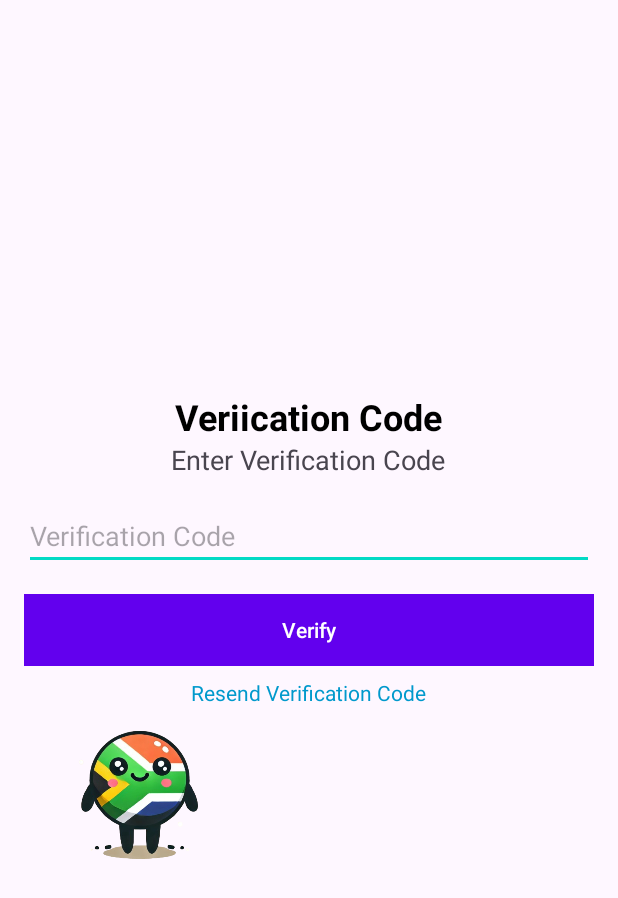
After one commit to thekayd/GoGovApp, an Android app built with Jetpack Compose: the VerifyEmailActivity screen opened directly, with no data from a screen before it, on a phone screen of 412 x 824 dp. The commit adds this screen. Shown: the top 898 px of the screen. Run offline under Robolectric (Android 15) with nearby library versions, the phone set to English and light mode, and no system bars; our stand-ins replace sdp/ssp sizes; Roboto replaces fonts that are not available here.

Commit message:
Feat: Created the Verification page and added MFA to sign up page

```diff
--- /dev/null
+++ b/app/src/main/java/com/kayodedaniel/gogovmobile/activities/VerifyEmailActivity.kt
@@ -0,0 +1,71 @@
+package com.kayodedaniel.gogovmobile.activities
+
+import android.content.Intent
+import android.os.Bundle
+import android.widget.Button
+import android.widget.EditText
+import android.widget.TextView
+import android.widget.Toast
+import androidx.appcompat.app.AppCompatActivity
+import com.kayodedaniel.gogovmobile.R
+import kotlinx.coroutines.CoroutineScope
+import kotlinx.coroutines.Dispatchers
+import kotlinx.coroutines.launch
+import kotlinx.coroutines.withContext
+
+class VerifyEmailActivity : AppCompatActivity() {
+
+    private lateinit var verificationCode: String
+    private lateinit var email: String // Pass this from SignUpActivity
+
+    override fun onCreate(savedInstanceState: Bundle?) {
+        super.onCreate(savedInstanceState)
+        setContentView(R.layout.activity_verify_email)
+
+        // Retrieve the verification code and email from SignUpActivity
+        verificationCode = intent.getStringExtra("VERIFICATION_CODE") ?: ""
+        email = intent.getStringExtra("EMAIL") ?: ""
+
+        val codeInput = findViewById<EditText>(R.id.inputVerificationCode)
+        val verifyButton = findViewById<Button>(R.id.buttonVerify)
+        val resendButton = findViewById<TextView>(R.id.buttonResend)
+
+        verifyButton.setOnClickListener {
+            val enteredCode = codeInput.text.toString().trim()
+            if (enteredCode == verificationCode) {
+                Toast.makeText(this, "Verification Successful!", Toast.LENGTH_SHORT).show()
+                navigateToSignIn()
+            } else {
+                Toast.makeText(this, "Invalid Verification Code", Toast.LENGTH_SHORT).show()
+            }
+        }
+
+        resendButton.setOnClickListener {
+            resendVerificationCode()
+        }
+    }
+
+    private fun navigateToSignIn() {
+        val intent = Intent(this, SignInActivity::class.java)
+        startActivity(intent)
+        finish()
+    }
+
+    private fun resendVerificationCode() {
+        // Generate a new verification code
+        verificationCode = (100000..999999).random().toString()
+
+        CoroutineScope(Dispatchers.IO).launch {
+            try {
+                EmailSender.sendVerificationEmail(email, verificationCode)
+                withContext(Dispatchers.Main) {
+                    Toast.makeText(this@VerifyEmailActivity, "Verification code resent to $email", Toast.LENGTH_SHORT).show()
+                }
+            } catch (e: Exception) {
+                withContext(Dispatchers.Main) {
+                    Toast.makeText(this@VerifyEmailActivity, "Failed to resend verification code: ${e.message}", Toast.LENGTH_SHORT).show()
+                }
+            }
+        }
+    }
+}
--- /dev/null
+++ b/app/src/main/res/layout/activity_verify_email.xml
@@ -0,0 +1,54 @@
+<LinearLayout xmlns:android="http://schemas.android.com/apk/res/android"
+    android:layout_width="match_parent"
+    android:layout_height="match_parent"
+    android:orientation="vertical"
+    android:gravity="center"
+    android:padding="16dp">
+
+    <TextView
+        android:layout_width="wrap_content"
+        android:layout_height="wrap_content"
+        android:layout_marginTop="@dimen/_30ssp"
+        android:text="Veriication Code"
+        android:textColor="@color/black"
+        android:textSize="24dp"
+        android:textStyle="bold" />
+
+    <TextView
+        android:layout_width="wrap_content"
+        android:layout_height="wrap_content"
+        android:text="Enter Verification Code"
+        android:textSize="18sp"
+        android:layout_marginBottom="16dp"/>
+
+    <EditText
+        android:id="@+id/inputVerificationCode"
+        android:layout_width="match_parent"
+        android:layout_height="wrap_content"
+        android:hint="Verification Code"
+        android:inputType="number"
+        android:layout_marginBottom="16dp"/>
+
+    <Button
+        android:id="@+id/buttonVerify"
+        android:layout_width="match_parent"
+        android:layout_height="wrap_content"
+        android:background="@color/blueish"
+        android:text="Verify"/>
+
+    <TextView
+        android:id="@+id/buttonResend"
+        android:layout_width="wrap_content"
+        android:layout_height="wrap_content"
+        android:text="Resend Verification Code"
+        android:textSize="14sp"
+        android:textColor="@android:color/holo_blue_dark"
+        android:layout_marginTop="8dp"/>
+
+    <ImageView
+        android:layout_width="154dp"
+        android:layout_height="@dimen/_100ssp"
+        android:layout_gravity="left"
+        android:src="@drawable/mascot_v2" />
+
+</LinearLayout>
```
Also changed, not shown: app/build.gradle.kts (+7 -0 lines), app/src/main/AndroidManifest.xml (+7 -4 lines), app/src/main/java/com/kayodedaniel/gogovmobile/activities/EmailSender.kt (added, +58 -0 lines), app/src/main/java/com/kayodedaniel/gogovmobile/activities/SignUpActivity.kt (+15 -3 lines).
